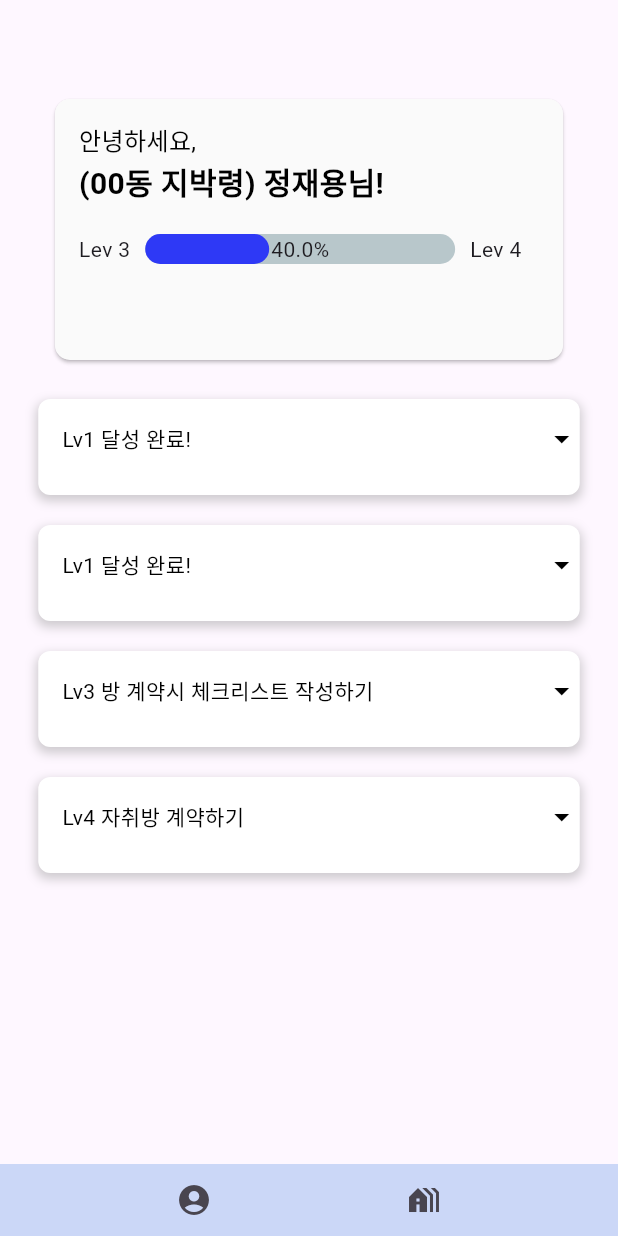
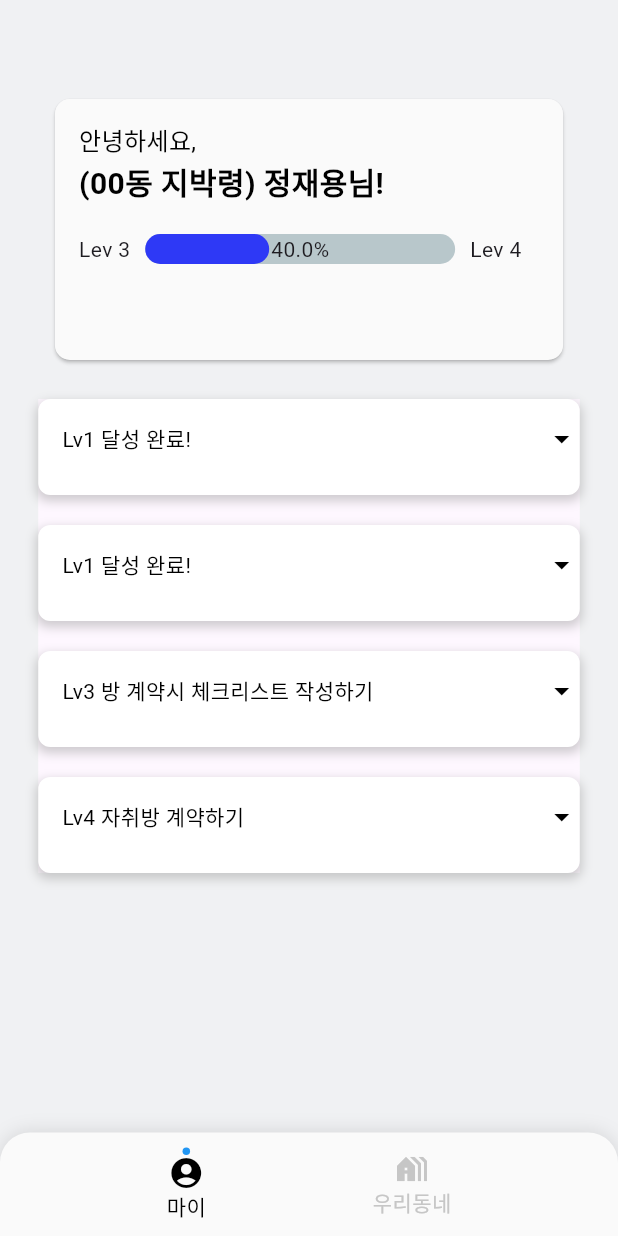
Before and after one commit to SPARCS-Service-Hackathon-2024/A4-App, a Flutter app: the QuestPage2 screen opened directly, on a phone screen of 412 x 824 dp. Run offline on Flutter 3.47's test engine with Material 3 defaults, Android fonts, the phone set to English and light mode, and no system bars; drawn by our look-alikes of percent_indicator; our stand-ins replace flutter_screenutil, google_fonts; network calls fail.

Commit message:
ㅎ하단바

```diff
--- /dev/null
+++ b/app_front/lib/Resources/Style/app_color.dart
@@ -0,0 +1,5 @@
+import 'package:flutter/material.dart';
+
+class AppColors {
+  static const Color backgroundColor = Color(0xFFF0F1F3);
+}
--- /dev/null
+++ b/app_front/lib/View/Components/custom_bottomnavbar.dart
@@ -0,0 +1,97 @@
+import 'package:app_front/View/Screen/quest_page2.dart';
+import 'package:flutter/cupertino.dart';
+import 'package:flutter/material.dart';
+
+import '../Screen/BulletinBoardPage.dart';
+
+class CustomBottomNavBar extends StatelessWidget {
+  final int selectedIndex = 0; // 현재 선택된 페이지 인덱스
+  late final Function(int) onTap; // 아이콘 탭 콜백 함수
+
+
+  @override
+  Widget build(BuildContext context) {
+    return Container(
+      padding: const EdgeInsets.symmetric(vertical: 10), // 상하 패딩
+      decoration: const BoxDecoration(
+        color: Color(0xFFFAFAFA), // 배경색
+        boxShadow: [ // 그림자 효과
+          BoxShadow(
+            color: Colors.black12,
+            spreadRadius: 0,
+            blurRadius: 10,
+          ),
+        ],
+        borderRadius: BorderRadius.only( // 위쪽 모서리 둥글게
+          topLeft: Radius.circular(20),
+          topRight: Radius.circular(20),
+        ),
+      ),
+      child: Row(
+        mainAxisAlignment: MainAxisAlignment.spaceEvenly, // 아이콘 버튼들을 균등하게 배치
+        children: [
+          // 첫 번째 아이콘과 라벨
+          GestureDetector(
+            onTap: () {
+      Navigator.push(context, MaterialPageRoute(builder: (context) => const QuestPage2()));
+    },
+            child: Column(
+              mainAxisSize: MainAxisSize.min, // 컬럼 크기를 자식 크기에 맞게 조절
+              children: [
+                if (selectedIndex == 0) // 선택된 아이콘 위에 파란색 점 표시
+                  Container(
+                    height: 5,
+                    width: 5,
+                    decoration: const BoxDecoration(
+                      color: Colors.blue,
+                      shape: BoxShape.circle,
+                    ),
+                  ),
+                Icon(
+                  Icons.account_circle,
+                  color: selectedIndex == 0 ? Colors.black : const Color(0xFFC6C6C6),
+                ),
+                Text(
+                  '마이',
+                  style: TextStyle(
+                    color: selectedIndex == 0 ? Colors.black : const Color(0xFFC6C6C6),
+                  ),
+                ),
+              ],
+            ),
+          ),
+          // 두 번째 아이콘과 라벨
+          GestureDetector(
+            onTap: () {
+              Navigator.push(context, MaterialPageRoute(builder: (context) => BulletinBoardPage()));
+            },
+            child: Column(
+              mainAxisSize: MainAxisSize.min, // 컬럼 크기를 자식 크기에 맞게 조절
+              children: [
+                if (selectedIndex == 1) // 선택된 아이콘 위에 파란색 점 표시
+                  Container(
+                    height: 5,
+                    width: 5,
+                    decoration: const BoxDecoration(
+                      color: Colors.blue,
+                      shape: BoxShape.circle,
+                    ),
+                  ),
+                Icon(
+                  Icons.holiday_village,
+                  color: selectedIndex == 1 ? Colors.black : const Color(0xFFC6C6C6),
+                ),
+                Text(
+                  '우리동네',
+                  style: TextStyle(
+                    color: selectedIndex == 1 ? Colors.black : const Color(0xFFC6C6C6),
+                  ),
+                ),
+              ],
+            ),
+          ),
+        ],
+      ),
+    );
+  }
+}
--- a/app_front/lib/View/Screen/RentalPage.dart
+++ b/app_front/lib/View/Screen/RentalPage.dart
@@ -1,5 +1,6 @@
 import 'package:flutter/material.dart';
 import 'package:google_fonts/google_fonts.dart';
+import '../../Resources/Style/app_color.dart';
 import '../../Resources/images/image_assets.dart'; // 이미지 경로가 맞는지 확인하세요.
 
 class RentalPage extends StatelessWidget {
@@ -23,14 +24,15 @@ class RentalPage extends StatelessWidget {
     final topPadding = screenHeight * 0.3; // 화면 높이의 20%를 상단 패딩으로 사용
 
     return Scaffold(
+      backgroundColor: AppColors.backgroundColor,
       appBar: AppBar(
         leading: IconButton(
-          icon: Icon(Icons.arrow_back), // 뒤로 가기 아이콘
+          icon: const Icon(Icons.arrow_back), // 뒤로 가기 아이콘
           onPressed: () {
             Navigator.pop(context); // 현재 화면에서 뒤로 가기
           },
         ),
-        title: Text(
+        title: const Text(
           '우리 동네 대여 창고',
           style: TextStyle(
             fontWeight: FontWeight.bold, // 타이틀 볼드체
--- a/app_front/lib/View/Screen/RentalTap.dart
+++ b/app_front/lib/View/Screen/RentalTap.dart
@@ -3,10 +3,13 @@ import 'package:app_front/View/Screen/BulletinBoardPage.dart';
 import 'package:app_front/View/Screen/RentalPage.dart';
 import 'package:flutter/material.dart';
 
+import '../../Resources/Style/app_color.dart';
+
 class RentalTapPage extends StatelessWidget {
   @override
   Widget build(BuildContext context) {
     return Scaffold(
+      backgroundColor: AppColors.backgroundColor,
         appBar: AppBar(
           leading: IconButton(
             icon: Icon(Icons.arrow_back), // 뒤로 가기 아이콘
@@ -14,7 +17,7 @@ class RentalTapPage extends StatelessWidget {
               Navigator.pop(context); // 현재 화면에서 뒤로 가기
             },
           ),
-          title: Text(
+          title: const Text(
             '가취',
             style: TextStyle(
               fontWeight: FontWeight.bold, // 타이틀 볼드체
--- a/app_front/lib/View/Screen/lv_test1.dart
+++ b/app_front/lib/View/Screen/lv_test1.dart
@@ -2,6 +2,7 @@ import 'package:flutter/material.dart';
 import 'package:app_front/View/Screen/lv_test2.dart';
 import 'package:app_front/View/Screen/quest_page.dart';
 
+import '../../Resources/Style/app_color.dart';
 import '../../Resources/images/image_assets.dart';
 
 class LvTestPage extends StatefulWidget {
@@ -20,6 +21,7 @@ class _LvTestPageState extends State<LvTestPage> {
     final topPadding = screenHeight * 0.3; // 화면 높이의 20%를 상단 패딩으로 사용
 
     return Scaffold(
+      backgroundColor: AppColors.backgroundColor,
       appBar: AppBar(
         leading: IconButton(
           icon: Icon(Icons.arrow_back), // 뒤로 가기 아이콘
@@ -27,7 +29,7 @@ class _LvTestPageState extends State<LvTestPage> {
             Navigator.pop(context); // 현재 화면에서 뒤로 가기
           },
         ),
-        title: Text(
+        title: const Text(
           '나의 자취 레벨 알아보기',
           style: TextStyle(
             fontWeight: FontWeight.bold, // 타이틀 볼드체
--- a/app_front/lib/View/Screen/quest_page.dart
+++ b/app_front/lib/View/Screen/quest_page.dart
@@ -5,6 +5,7 @@ import 'package:flutter_screenutil/flutter_screenutil.dart';
 import 'package:google_fonts/google_fonts.dart';
 
 import '../../Model/User.dart';
+import '../../Resources/Style/app_color.dart';
 import '../Components/misson_card.dart';
 import '../Components/profile_card.dart';
 // Assuming ProfileCard and MissionCard are defined elsewhere and imported.
@@ -22,6 +23,7 @@ class _QuestPageState extends State<QuestPage> {
   @override
   Widget build(BuildContext context) {
     return Scaffold(
+      backgroundColor: AppColors.backgroundColor,
       body: SafeArea(
           child: SingleChildScrollView( // Allows the column to be scrollable if content exceeds screen height
           child: Column(
--- a/app_front/lib/View/Screen/quest_page2.dart
+++ b/app_front/lib/View/Screen/quest_page2.dart
@@ -1,3 +1,4 @@
+import 'package:app_front/View/Components/custom_bottomnavbar.dart';
 import 'package:app_front/View/Components/todays_postcard.dart';
 import 'package:app_front/View/Screen/RentalTap.dart';
 import 'package:flutter/material.dart';
@@ -5,6 +6,7 @@ import 'package:flutter_screenutil/flutter_screenutil.dart';
 import 'package:google_fonts/google_fonts.dart';
 
 import '../../Model/User.dart';
+import '../../Resources/Style/app_color.dart';
 import '../Components/dropdown_checklist.dart';
 import '../Components/misson_card.dart';
 import '../Components/profile_card.dart';
@@ -23,11 +25,12 @@ class _QuestPage2State extends State<QuestPage2> {
   @override
   Widget build(BuildContext context) {
     return Scaffold(
+      backgroundColor: AppColors.backgroundColor,
       body: SafeArea(
           child: SingleChildScrollView( // Allows the column to be scrollable if content exceeds screen height
           child: Column(
             children: [
-              SizedBox(height: 50,),
+              const SizedBox(height: 50,),
               Row(
                 mainAxisAlignment: MainAxisAlignment.center, // 가로축 중앙 정렬
                 children: [
@@ -54,31 +57,7 @@ class _QuestPage2State extends State<QuestPage2> {
     ),
 
       ),
-              bottomNavigationBar: Container(
-              color: Color(0xFFCBD7F7),
-        child: Column(
-          mainAxisSize: MainAxisSize.min, // 필요한 만큼의 크기만 차지하도록 설정
-          children: <Widget>[
-            Row(
-              mainAxisAlignment: MainAxisAlignment.spaceEvenly, // 아이콘들을 공간 동등하게 배치
-              children: <Widget>[
-                IconButton(icon: Icon(Icons.account_circle), onPressed: () {}),
-                IconButton(
-                  icon: Icon(Icons.holiday_village),
-                  onPressed: () {
-                    // search 아이콘 클릭 시 RentalTap 페이지로 이동
-                    Navigator.push(
-                      context,
-                      MaterialPageRoute(builder: (context) => RentalTapPage()),
-                    );
-                  },
-                ),
-                // 다른 아이콘 버튼 추가 가능
-              ],
-            ),
-          ],
-        ),
-      ),
+              bottomNavigationBar: CustomBottomNavBar(),
 
 
     );
```
Also changed, not shown: app_front/lib/View/Screen/BulletinBoardPage.dart (+6 -3 lines), app_front/lib/View/Screen/lv_test2.dart (+4 -3 lines).
